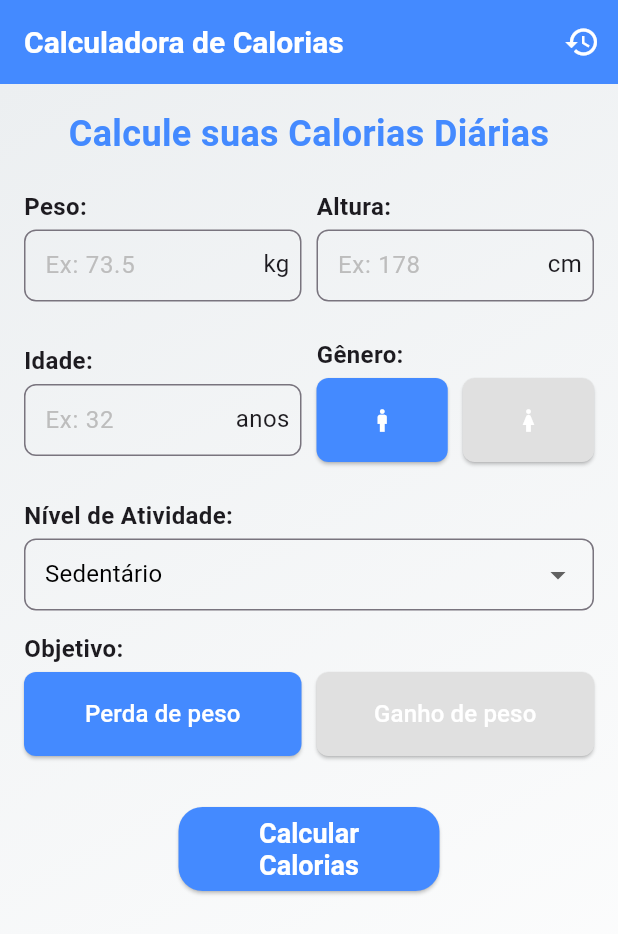
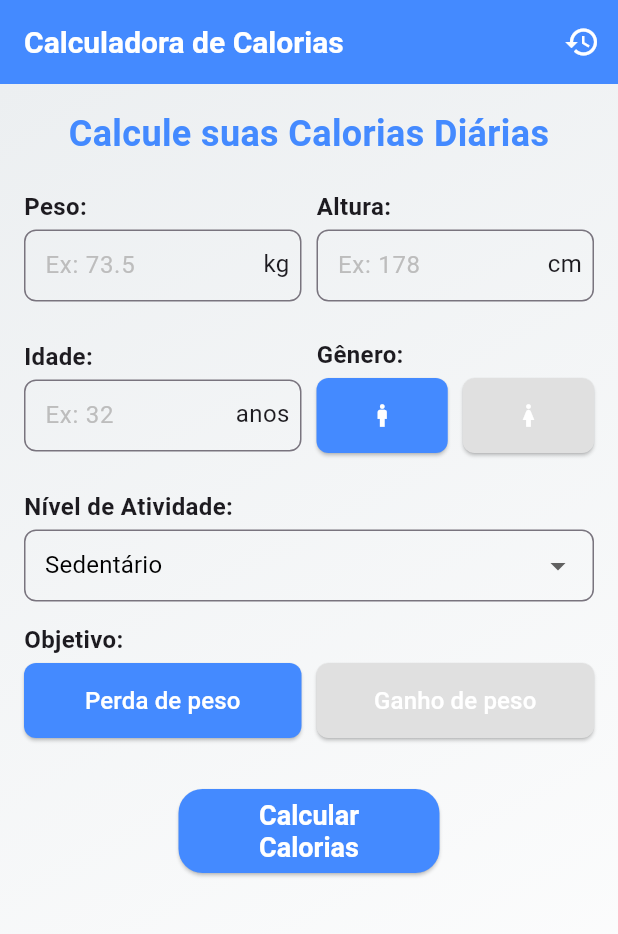
Before and after one commit to AlexsandroFde/Balance_Fit, a Flutter app: the screen it shows after launch, on a phone screen of 412 x 824 dp. Shown: the top 934 px of the screen. Run offline on Flutter 3.47's test engine with Material 3 defaults, Android fonts, the phone set to English and light mode, and no system bars; our stand-ins replace shared_preferences.

Commit message:
changing button size

```diff
--- a/lib/widgets/custom_selector.dart
+++ b/lib/widgets/custom_selector.dart
@@ -49,7 +49,7 @@ class CustomSelectorState<T> extends State<CustomSelector<T>> {
                   Expanded(
                     child: ElevatedButton(
                       style: ElevatedButton.styleFrom(
-                        minimumSize: const Size(double.infinity, 56),
+                        minimumSize: const Size(double.infinity, 50),
                         backgroundColor: isSelected ? AppColors.theme : AppColors.disable,
                         shape: RoundedRectangleBorder(
                           borderRadius: BorderRadius.circular(8),
```
